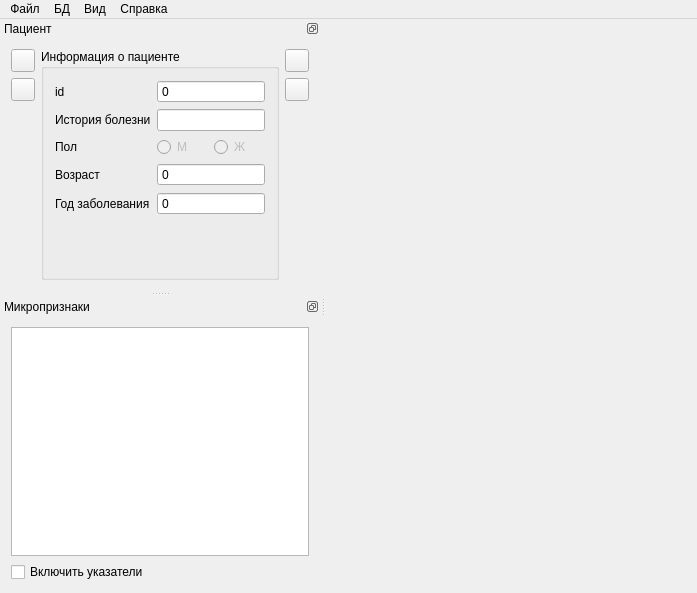
Old version of the form dialogs/mainwindow.ui in the repository gurmaaan/AtlasKidney.
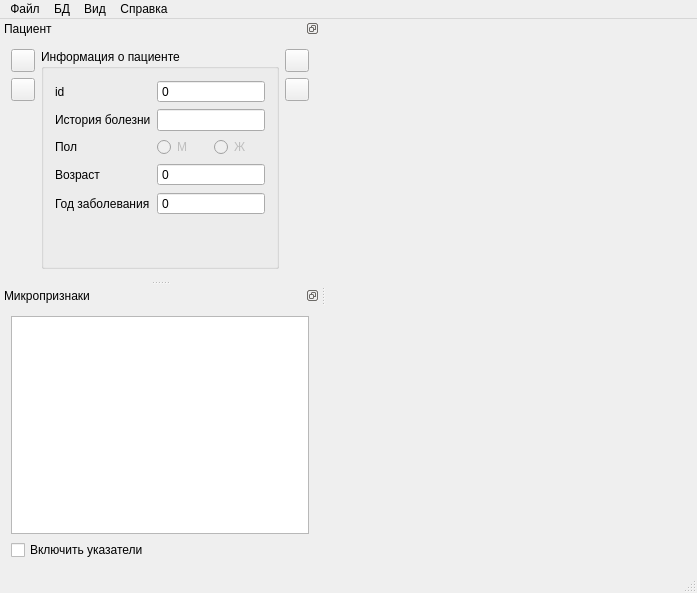
New version of the form. Icons and pictures are not drawn. Custom widgets are drawn as their Qt base class.

Commit message: Чтение из CSV файла готово

What changed in the file:
```diff
--- a/dialogs/mainwindow.ui
+++ b/dialogs/mainwindow.ui
@@ -313,6 +313,7 @@
     </layout>
    </widget>
   </widget>
+  <widget class="QStatusBar" name="statusBar"/>
   <action name="zoom_in_action">
    <property name="icon">
     <iconset resource="resource.qrc">
```
Left out of the diff: 38 changed lines with no effect on the pictures. The commit also changes 2 other files.
